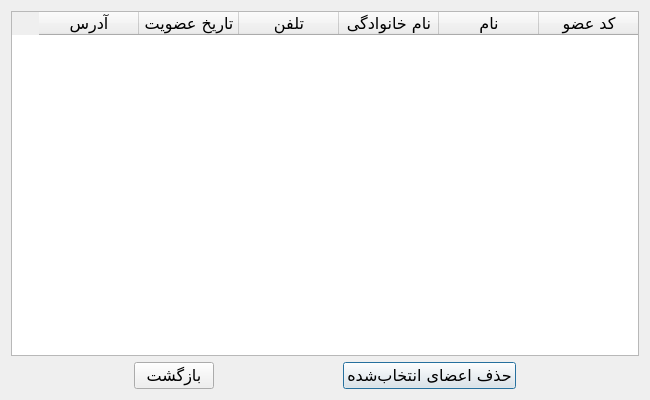
First picture: the form in ShowMembersDialog.ui, repository Dandelion07/Library, before the edit.
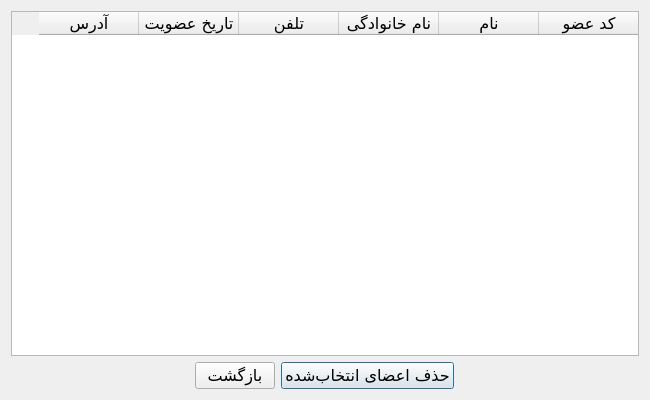
Second picture: the form after the edit.

Patch:
```diff
--- a/ShowMembersDialog.ui
+++ b/ShowMembersDialog.ui
@@ -124,19 +124,6 @@
        </property>
       </widget>
      </item>
-     <item>
-      <spacer name="horizontalSpacer_3">
-       <property name="orientation">
-        <enum>Qt::Horizontal</enum>
-       </property>
-       <property name="sizeHint" stdset="0">
-        <size>
-         <width>40</width>
-         <height>20</height>
-        </size>
-       </property>
-      </spacer>
-     </item>
      <item>
       <widget class="QPushButton" name="btn_back">
        <property name="text">
```
Left out of the diff: 3 changed lines with no effect on the pictures.
